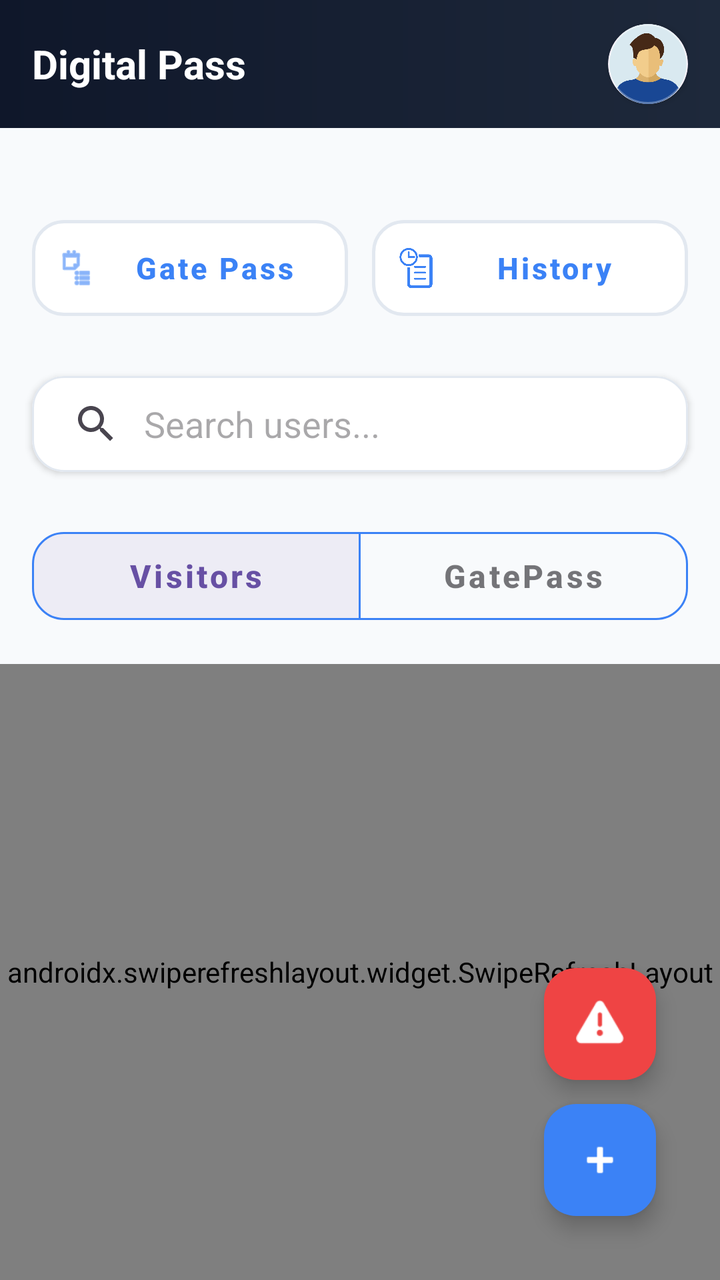
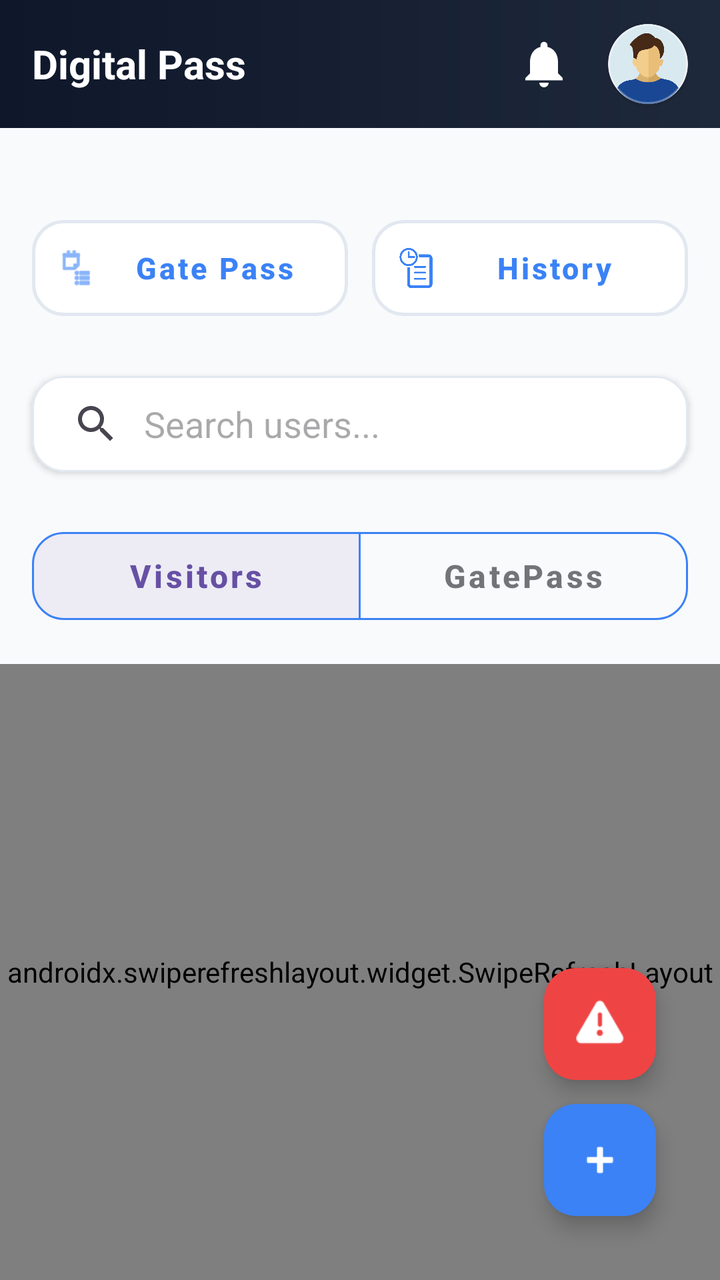

Two renders of the same Android screen: before a commit and after it. Below are the layout's source before the change and the commit's diff.
<!-- AndroidManifest.xml: application theme Theme.DigitalPass -->
<!-- res/layout/activity_security_guard.xml -->
<?xml version="1.0" encoding="utf-8"?>
<androidx.drawerlayout.widget.DrawerLayout xmlns:android="http://schemas.android.com/apk/res/android"
    xmlns:app="http://schemas.android.com/apk/res-auto"
    xmlns:tools="http://schemas.android.com/tools"
    android:id="@+id/drawerLayout"
    android:layout_width="match_parent"
    android:layout_height="match_parent"
    tools:context=".SecurityGuard">

    <androidx.coordinatorlayout.widget.CoordinatorLayout
        android:id="@+id/main"
        android:layout_width="match_parent"
        android:layout_height="match_parent"
        android:background="#F8FAFC">

        <com.google.android.material.appbar.AppBarLayout
            android:id="@+id/appBarLayout"
            android:layout_width="match_parent"
            android:layout_height="wrap_content"
            android:background="#00000000">

            <com.google.android.material.appbar.MaterialToolbar
                android:id="@+id/toolbar"
                android:layout_width="match_parent"
                android:layout_height="?attr/actionBarSize"
                android:background="@drawable/appbar_gradient_bg"
                android:theme="@style/ThemeOverlay.AppCompat.Dark.ActionBar"
                app:contentInsetStart="16dp"
                app:contentInsetEnd="16dp">

                <RelativeLayout
                    android:layout_width="match_parent"
                    android:layout_height="match_parent">

                    <TextView
                        android:id="@+id/toolbarTitle"
                        android:layout_width="wrap_content"
                        android:layout_height="wrap_content"
                        android:layout_alignParentStart="true"
                        android:layout_centerVertical="true"
                        android:text="Digital Pass"
                        android:textColor="#FFFFFF"
                        android:textSize="20sp"
                        android:textStyle="bold" />

                    <com.google.android.material.card.MaterialCardView
                        android:id="@+id/profileCard"
                        android:layout_width="40dp"
                        android:layout_height="40dp"
                        android:layout_alignParentEnd="true"
                        android:layout_centerVertical="true"
                        app:cardCornerRadius="20dp"
                        app:cardElevation="2dp"
                        app:strokeColor="#4DFFFFFF"
                        app:strokeWidth="1dp">

                        <ImageView
                            android:id="@+id/ProfileImage"
                            android:layout_width="match_parent"
                            android:layout_height="match_parent"
                            android:clickable="true"
                            android:focusable="true"
                            android:foreground="?attr/selectableItemBackground"
                            android:scaleType="centerCrop"
                            android:src="@drawable/user_icon" />
                    </com.google.android.material.card.MaterialCardView>

                </RelativeLayout>

            </com.google.android.material.appbar.MaterialToolbar>

            <LinearLayout
                android:layout_width="match_parent"
                android:layout_height="wrap_content"
                android:orientation="vertical"
                android:paddingBottom="16dp">

                <include
                    android:id="@+id/updateBanner"
                    layout="@layout/updateappview"
                    android:visibility="gone" />

                <LinearLayout
                    android:id="@+id/linearLayout"
                    android:layout_width="match_parent"
                    android:layout_height="wrap_content"
                    android:layout_marginTop="24dp"
                    android:gravity="center"
                    android:orientation="horizontal"
                    android:padding="16dp">

                    <com.google.android.material.button.MaterialButton
                        android:id="@+id/applyGatePassButton"
                        style="@style/Widget.MaterialComponents.Button.TextButton"
                        android:layout_width="0dp"
                        android:layout_height="60dp"
                        android:layout_weight="1"
                        android:backgroundTint="#FFFFFF"
                        android:padding="12dp"
                        android:text="Gate Pass"
                        android:textAllCaps="false"
                        android:textColor="#3B82F6"
                        android:textSize="15sp"
                        android:textStyle="bold"
                        app:cornerRadius="16dp"
                        app:elevation="3dp"
                        app:strokeWidth="1.5dp"
                        app:strokeColor="#E2E8F0"
                        app:rippleColor="#F1F5F9"
                        app:icon="@android:drawable/ic_menu_agenda"
                        app:iconSize="20dp"
                        app:iconTint="#3B82F6" />

                    <com.google.android.material.button.MaterialButton
                        android:id="@+id/historyButton"
                        style="@style/Widget.MaterialComponents.Button.TextButton"
                        android:layout_width="0dp"
                        android:layout_height="60dp"
                        android:layout_weight="1"
                        android:layout_marginStart="12dp"
                        android:backgroundTint="#FFFFFF"
                        android:padding="12dp"
                        android:text="History"
                        android:textAllCaps="false"
                        android:textColor="#3B82F6"
                        android:textSize="15sp"
                        android:textStyle="bold"
                        app:cornerRadius="16dp"
                        app:elevation="3dp"
                        app:strokeWidth="1.5dp"
                        app:strokeColor="#E2E8F0"
                        app:rippleColor="#F1F5F9"
                        app:icon="@drawable/historyimg"
                        app:iconSize="20dp"
                        app:iconTint="#3B82F6" />

                </LinearLayout>

                <com.google.android.material.card.MaterialCardView
                    android:layout_width="match_parent"
                    android:layout_height="wrap_content"
                    android:layout_marginStart="16dp"
                    android:layout_marginTop="8dp"
                    android:layout_marginEnd="16dp"
                    app:cardCornerRadius="16dp"
                    app:cardElevation="2dp"
                    app:strokeColor="#E2E8F0"
                    app:strokeWidth="1dp"
                    app:cardBackgroundColor="#FFFFFF">

                    <SearchView
                        android:id="@+id/search"
                        android:layout_width="match_parent"
                        android:layout_height="wrap_content"
                        android:iconifiedByDefault="false"
                        android:queryBackground="@android:color/transparent"
                        android:queryHint="Search users..." />
                </com.google.android.material.card.MaterialCardView>

                <com.google.android.material.button.MaterialButtonToggleGroup
                    android:id="@+id/toggleGroup"
                    android:layout_width="match_parent"
                    android:layout_height="wrap_content"
                    android:layout_marginStart="16dp"
                    android:layout_marginTop="24dp"
                    android:layout_marginEnd="16dp"
                    app:checkedButton="@id/visitorListButton"
                    app:selectionRequired="true"
                    app:singleSelection="true">

                    <com.google.android.material.button.MaterialButton
                        android:id="@+id/visitorListButton"
                        style="@style/Widget.MaterialComponents.Button.OutlinedButton"
                        android:layout_width="0dp"
                        android:layout_height="56dp"
                        android:layout_weight="1"
                        android:text="Visitors"
                        android:textAllCaps="false"
                        android:textSize="16sp"
                        android:textStyle="bold"
                        app:cornerRadius="16dp"
                        app:strokeColor="#3B82F6"
                        app:rippleColor="#E0F2FE" />

                    <com.google.android.material.button.MaterialButton
                        android:id="@+id/gatePassListButton"
                        style="@style/Widget.MaterialComponents.Button.OutlinedButton"
                        android:layout_width="0dp"
                        android:layout_height="56dp"
                        android:layout_weight="1"
                        android:text="GatePass"
                        android:textAllCaps="false"
                        android:textSize="16sp"
                        android:textStyle="bold"
                        app:cornerRadius="16dp"
                        app:strokeColor="#3B82F6"
                        app:rippleColor="#E0F2FE" />

                </com.google.android.material.button.MaterialButtonToggleGroup>

            </LinearLayout>
        </com.google.android.material.appbar.AppBarLayout>

        <androidx.swiperefreshlayout.widget.SwipeRefreshLayout
            android:id="@+id/swipeRefreshLayout"
            android:layout_width="match_parent"
            android:layout_height="match_parent"
            app:layout_behavior="@string/appbar_scrolling_view_behavior">

            <androidx.recyclerview.widget.RecyclerView
                android:id="@+id/recyclerView"
                android:layout_width="match_parent"
                android:layout_height="match_parent"
                android:clipToPadding="false"
                android:paddingStart="12dp"
                android:paddingEnd="12dp"
                android:paddingTop="16dp"
                android:paddingBottom="80dp"
                app:layoutManager="androidx.recyclerview.widget.LinearLayoutManager"
                tools:listitem="@layout/historyitem" />

        </androidx.swiperefreshlayout.widget.SwipeRefreshLayout>

        <com.google.android.material.floatingactionbutton.FloatingActionButton
            android:id="@+id/reportFloatingButton"
            android:layout_width="wrap_content"
            android:layout_height="wrap_content"
            android:layout_gravity="bottom|end"
            android:layout_marginEnd="32dp"
            android:layout_marginBottom="100dp"
            android:clickable="true"
            app:backgroundTint="#EF4444"
            app:elevation="6dp"
            app:srcCompat="@android:drawable/ic_dialog_alert"
            app:tint="#FFFFFF" />

        <com.google.android.material.floatingactionbutton.FloatingActionButton
            android:id="@+id/enterVisitorButton"
            android:layout_width="wrap_content"
            android:layout_height="wrap_content"
            android:layout_gravity="bottom|end"
            android:layout_margin="32dp"
            android:clickable="true"
            app:backgroundTint="#3B82F6"
            app:tint="#FFFFFF"
            app:elevation="6dp"
            app:srcCompat="@android:drawable/ic_input_add" />


        <com.example.digitalpass.CustomProgressBar
            android:id="@+id/customProgressBar"
            android:layout_width="200dp"
            android:layout_height="200dp"
            android:layout_gravity="center"
            android:visibility="gone" />



    </androidx.coordinatorlayout.widget.CoordinatorLayout>

    
    <include layout="@layout/layout_sidebar" />

</androidx.drawerlayout.widget.DrawerLayout>
<!-- res/layout/updateappview.xml (included above) -->
<?xml version="1.0" encoding="utf-8"?>
<com.google.android.material.card.MaterialCardView xmlns:android="http://schemas.android.com/apk/res/android"
    xmlns:app="http://schemas.android.com/apk/res-auto"
    android:layout_width="match_parent"
    android:layout_height="wrap_content"
    app:cardBackgroundColor="#F1F5F9"
    app:cardCornerRadius="0dp"
    app:cardElevation="2dp"
    app:strokeWidth="0dp">

    <androidx.constraintlayout.widget.ConstraintLayout
        android:layout_width="match_parent"
        android:layout_height="wrap_content"
        android:paddingVertical="12dp"
        android:paddingHorizontal="16dp">

        
        <View
            android:id="@+id/accentLine"
            android:layout_width="4dp"
            android:layout_height="0dp"
            android:background="#052E92"
            app:layout_constraintBottom_toBottomOf="parent"
            app:layout_constraintStart_toStartOf="parent"
            app:layout_constraintTop_toTopOf="parent" />

        <ImageView
            android:id="@+id/updateIcon"
            android:layout_width="22dp"
            android:layout_height="22dp"
            android:layout_marginStart="12dp"
            android:src="@android:drawable/stat_sys_download"
            app:layout_constraintBottom_toBottomOf="parent"
            app:layout_constraintStart_toEndOf="@id/accentLine"
            app:layout_constraintTop_toTopOf="parent"
            app:tint="#052E92" />

        <TextView
            android:id="@+id/textView"
            android:layout_width="0dp"
            android:layout_height="wrap_content"
            android:layout_marginStart="12dp"
            android:layout_marginEnd="8dp"
            android:text="New Update Available"
            android:textColor="#1E293B"
            android:textSize="14sp"
            android:textStyle="bold"
            app:layout_constraintEnd_toStartOf="@id/updateAppButton"
            app:layout_constraintStart_toEndOf="@id/updateIcon"
            app:layout_constraintTop_toTopOf="parent" />

        <TextView
            android:id="@+id/updateDescription"
            android:layout_width="0dp"
            android:layout_height="wrap_content"
            android:text="A new version of Digital Pass is ready."
            android:textColor="#64748B"
            android:textSize="12sp"
            app:layout_constraintBottom_toBottomOf="parent"
            app:layout_constraintEnd_toStartOf="@id/updateAppButton"
            app:layout_constraintStart_toStartOf="@id/textView"
            app:layout_constraintTop_toBottomOf="@id/textView" />

        <com.google.android.material.button.MaterialButton
            android:id="@+id/updateAppButton"
            style="@style/Widget.MaterialComponents.Button.UnelevatedButton"
            android:layout_width="wrap_content"
            android:layout_height="34dp"
            android:backgroundTint="#052E92"
            android:insetTop="0dp"
            android:insetBottom="0dp"
            android:minHeight="0dp"
            android:paddingHorizontal="12dp"
            android:text="Update"
            android:textAllCaps="false"
            android:textColor="#FFFFFF"
            android:textSize="12sp"
            android:textStyle="bold"
            app:cornerRadius="8dp"
            app:layout_constraintBottom_toBottomOf="parent"
            app:layout_constraintEnd_toStartOf="@id/laterButton"
            app:layout_constraintTop_toTopOf="parent" />

        <ImageView
            android:id="@+id/laterButton"
            android:layout_width="28dp"
            android:layout_height="28dp"
            android:layout_marginStart="4dp"
            android:padding="6dp"
            android:src="@android:drawable/ic_menu_close_clear_cancel"
            app:layout_constraintBottom_toBottomOf="parent"
            app:layout_constraintEnd_toEndOf="parent"
            app:layout_constraintTop_toTopOf="parent"
            app:tint="#94A3B8" />

    </androidx.constraintlayout.widget.ConstraintLayout>
</com.google.android.material.card.MaterialCardView>
<!-- res/layout/historyitem.xml (included above) -->
<?xml version="1.0" encoding="utf-8"?>
<com.google.android.material.card.MaterialCardView xmlns:android="http://schemas.android.com/apk/res/android"
    xmlns:app="http://schemas.android.com/apk/res-auto"
    xmlns:tools="http://schemas.android.com/tools"
    android:id="@+id/historyItemCompleteLayout"
    android:layout_width="match_parent"
    android:layout_height="wrap_content"
    android:layout_marginHorizontal="16dp"
    android:layout_marginVertical="6dp"
    android:clickable="true"
    android:focusable="true"
    android:visibility="visible"
    app:cardCornerRadius="12dp"
    app:cardElevation="1dp"
    app:strokeWidth="0dp">

    <androidx.constraintlayout.widget.ConstraintLayout
        android:layout_width="match_parent"
        android:layout_height="wrap_content"
        android:padding="12dp">

        <com.google.android.material.imageview.ShapeableImageView
            android:id="@+id/memberImage"
            android:layout_width="56dp"
            android:layout_height="56dp"
            android:scaleType="centerCrop"
            android:src="@drawable/user_icon"
            app:layout_constraintBottom_toBottomOf="parent"
            app:layout_constraintStart_toStartOf="parent"
            app:layout_constraintTop_toTopOf="parent"
            app:shapeAppearanceOverlay="@style/CircleImageView" />

        <TextView
            android:id="@+id/memberName"
            android:layout_width="0dp"
            android:layout_height="wrap_content"
            android:layout_marginStart="16dp"
            android:ellipsize="end"
            android:maxLines="1"
            android:text="Member Name"
            android:textAppearance="@style/TextAppearance.Material3.TitleMedium"
            android:textColor="#2D3436"
            app:layout_constraintEnd_toEndOf="parent"
            app:layout_constraintStart_toEndOf="@id/memberImage"
            app:layout_constraintTop_toTopOf="@id/memberImage"
            app:layout_constraintVertical_chainStyle="packed" />

        <TextView
            android:id="@+id/memberRole"
            android:layout_width="0dp"
            android:layout_height="wrap_content"
            android:layout_marginTop="2dp"
            android:text="Member Role"
            android:textAppearance="@style/TextAppearance.Material3.BodyMedium"
            android:textColor="#636E72"
            app:layout_constraintEnd_toEndOf="parent"
            app:layout_constraintStart_toStartOf="@id/memberName"
            app:layout_constraintTop_toBottomOf="@id/memberName" />

        <TextView
            android:id="@+id/applyDateTime"
            android:layout_width="0dp"
            android:layout_height="wrap_content"
            android:text="Date time"
            android:textAppearance="@style/TextAppearance.Material3.BodyMedium"
            android:textColor="#636E72"
            android:visibility="gone"
            app:layout_constraintEnd_toEndOf="parent"
            app:layout_constraintStart_toStartOf="@id/memberName"
            app:layout_constraintTop_toBottomOf="@+id/memberRole" />

    </androidx.constraintlayout.widget.ConstraintLayout>

</com.google.android.material.card.MaterialCardView>
<!-- res/layout/layout_sidebar.xml (included above) -->
<?xml version="1.0" encoding="utf-8"?>
<com.google.android.material.navigation.NavigationView
    xmlns:android="http://schemas.android.com/apk/res/android"
    xmlns:app="http://schemas.android.com/apk/res-auto"
    android:id="@+id/navigationView"
    android:layout_width="wrap_content"
    android:layout_height="match_parent"
    android:layout_gravity="end"
    android:background="#FFFFFF">

    <ScrollView
        android:layout_height="match_parent"
        android:layout_width="match_parent"
        android:layout_gravity="center">
    <RelativeLayout
        android:layout_width="match_parent"
        android:layout_height="match_parent">

        <LinearLayout
            android:layout_width="match_parent"
            android:layout_height="wrap_content"
            android:orientation="vertical"
            android:padding="24dp"
            android:layout_alignParentTop="true">

            <FrameLayout
                android:layout_width="wrap_content"
                android:layout_height="wrap_content"
                android:layout_gravity="center">

                <com.google.android.material.card.MaterialCardView
                    android:layout_width="wrap_content"
                    android:layout_height="wrap_content"
                    app:cardCornerRadius="60dp"
                    app:cardElevation="4dp"
                    app:strokeColor="#052E92"
                    app:strokeWidth="2dp">

                    <ImageView
                        android:id="@+id/navProfileImage"
                        android:layout_width="120dp"
                        android:layout_height="120dp"
                        android:scaleType="centerCrop"
                        android:src="@drawable/user_icon" />
                </com.google.android.material.card.MaterialCardView>

                
                <com.google.android.material.card.MaterialCardView
                    android:id="@+id/editProfilePicLogo"
                    android:layout_width="36dp"
                    android:layout_height="36dp"
                    android:layout_gravity="bottom|end"
                    android:layout_margin="4dp"
                    app:cardCornerRadius="18dp"
                    app:cardElevation="6dp"
                    app:cardBackgroundColor="#052E92">

                    <ImageView
                        android:id="@+id/editProfilePictureLogo"
                        android:layout_width="match_parent"
                        android:layout_height="match_parent"
                        android:padding="8dp"
                        android:src="@android:drawable/ic_menu_camera"
                        app:tint="#FFFFFF" />
                </com.google.android.material.card.MaterialCardView>
            </FrameLayout>

            
            <TextView
                android:id="@+id/profileName"
                android:layout_width="match_parent" android:layout_height="wrap_content"
                android:layout_marginTop="20dp"
                android:gravity="center"
                android:text="Full Name"
                android:textColor="#1A1A1A"
                android:textSize="22sp"
                android:fontFamily="sans-serif-medium" />

            
            <LinearLayout
                android:layout_width="match_parent"
                android:layout_height="wrap_content"
                android:layout_marginTop="24dp"
                android:orientation="vertical">

                
                
                <LinearLayout style="@style/SidebarInfoRow">

                    <ImageView
                        style="@style/SidebarIcon"
                        android:src="@android:drawable/ic_menu_myplaces" />

                    <LinearLayout style="@style/SidebarTextStack">

                        <TextView
                            style="@style/SidebarLabel"
                            android:text="Role" />

                        <TextView
                            android:id="@+id/profileRole"
                            style="@style/SidebarValue"
                            android:text="Student" />
                    </LinearLayout>
                </LinearLayout>

                <LinearLayout style="@style/SidebarInfoRow">

                    <ImageView
                        style="@style/SidebarIcon"
                        android:src="@android:drawable/ic_dialog_email" />

                    <LinearLayout style="@style/SidebarTextStack">

                        <TextView
                            style="@style/SidebarLabel"
                            android:text="Email Address" />

                        <TextView
                            android:id="@+id/profileEmail"
                            style="@style/SidebarValue"
                            android:text="email@example.com" />
                    </LinearLayout>
                </LinearLayout>

                <LinearLayout style="@style/SidebarInfoRow">

                    <ImageView
                        style="@style/SidebarIcon"
                        android:src="@android:drawable/stat_sys_phone_call" />

                    <LinearLayout style="@style/SidebarTextStack">

                        <TextView
                            style="@style/SidebarLabel"
                            android:text="Phone Number" />

                        <TextView
                            android:id="@+id/profilePhone"
                            style="@style/SidebarValue"
                            android:text="+91 9876543210" />
                    </LinearLayout>
                </LinearLayout>

                <LinearLayout style="@style/SidebarInfoRow">

                    <ImageView
                        style="@style/SidebarIcon"
                        android:src="@android:drawable/ic_menu_directions" />

                    <LinearLayout style="@style/SidebarTextStack">

                        <TextView
                            style="@style/SidebarLabel"
                            android:text="Campus &amp; Department" />

                        <TextView
                            android:id="@+id/profileCampus"
                            style="@style/SidebarValue"
                            android:text="Main Campus" />

                        <TextView
                            android:id="@+id/profileDepartment"
                            style="@style/SidebarValue"
                            android:text="Computer Science"
                            android:textSize="13sp" />
                    </LinearLayout>
                </LinearLayout>

                <LinearLayout style="@style/SidebarInfoRow">

                    <ImageView
                        style="@style/SidebarIcon"
                        android:src="@android:drawable/ic_menu_today" />

                    <LinearLayout style="@style/SidebarTextStack">

                        <TextView
                            style="@style/SidebarLabel"
                            android:text="Batch" />

                        <TextView
                            android:id="@+id/profileBatch"
                            style="@style/SidebarValue"
                            android:text="2021-2025" />
                    </LinearLayout>
                </LinearLayout>


                
                <LinearLayout
                    android:id="@+id/studentLayout"
                    android:layout_width="match_parent"
                    android:layout_height="wrap_content"
                    android:orientation="vertical"
                    android:visibility="gone">

                    <View style="@style/SidebarDivider" />

                    
                    <LinearLayout style="@style/SidebarInfoRow">

                        <ImageView
                            style="@style/SidebarIcon"
                            android:src="@android:drawable/ic_menu_info_details" />

                        <LinearLayout style="@style/SidebarTextStack">

                            <TextView
                                style="@style/SidebarLabel"
                                android:text="Student UID" />

                            <TextView
                                android:id="@+id/studentUid"
                                style="@style/SidebarValue"
                                android:text="21BCS101" />
                        </LinearLayout>
                    </LinearLayout>


                    
                    <LinearLayout style="@style/SidebarInfoRow">

                        <ImageView
                            style="@style/SidebarIcon"
                            android:src="@android:drawable/ic_menu_agenda" />

                        <LinearLayout style="@style/SidebarTextStack">

                            <TextView
                                style="@style/SidebarLabel"
                                android:text="Guardian Details" />

                            <TextView
                                android:id="@+id/fatherName"
                                style="@style/SidebarValue"
                                android:text="Father Name" />

                            <TextView
                                android:id="@+id/fatherPhone"
                                style="@style/SidebarValue"
                                android:text="Guardian Phone"
                                android:textSize="13sp" />
                        </LinearLayout>
                    </LinearLayout>
                </LinearLayout>

            </LinearLayout>

            <View
                android:layout_width="match_parent"
                android:layout_height="1dp"
                android:layout_marginTop="32dp"
                android:layout_marginBottom="25dp"
                android:background="#EEEEEE" />
        </LinearLayout>

        <com.google.android.material.button.MaterialButton
            android:id="@+id/logoutButton"
            style="@style/Widget.MaterialComponents.Button.TextButton"
            android:layout_width="match_parent"
            android:layout_height="wrap_content"
            android:layout_alignParentBottom="true"
            android:layout_margin="24dp"
            android:text="Logout"
            android:textAllCaps="false"
            android:textColor="#D32F2F"
            app:icon="@android:drawable/ic_lock_power_off"
            app:iconTint="#D32F2F" />
    </RelativeLayout>
    </ScrollView>
</com.google.android.material.navigation.NavigationView>
<!-- resources referenced by this layout -->
<resources>
  <!-- drawable appbar_gradient_bg (drawable) -->
  <?xml version="1.0" encoding="utf-8"?>
  <shape xmlns:android="http://schemas.android.com/apk/res/android"
      android:shape="rectangle">
      <gradient
          android:startColor="#0F172A"
          android:endColor="#1E293B"
          android:angle="0"
          android:type="linear" />
  </shape>
  <!-- drawable historyimg: png bitmap (drawable, 12372 bytes) -->
  <!-- drawable user_icon: png bitmap (drawable, 5769 bytes) -->
  <style name="CircleImageView">
          <item name="cornerSize">50%</item>
      </style>
  <style name="SidebarDivider">
          <item name="android:layout_width">match_parent</item>
          <item name="android:layout_height">1dp</item>
          <item name="android:background">#EEEEEE</item>
          <item name="android:layout_marginVertical">12dp</item>
      </style>
  <style name="SidebarIcon">
          <item name="android:layout_width">22dp</item>
          <item name="android:layout_height">22dp</item>
          <item name="android:layout_marginEnd">16dp</item>
          <item name="tint">#052E92</item> 
      </style>
  <style name="SidebarInfoRow">
          <item name="android:layout_width">match_parent</item>
          <item name="android:layout_height">wrap_content</item>
          <item name="android:orientation">horizontal</item>
          <item name="android:paddingVertical">10dp</item>
          <item name="android:gravity">center_vertical</item>
      </style>
  <style name="SidebarLabel">
          <item name="android:layout_width">wrap_content</item>
          <item name="android:layout_height">wrap_content</item>
          <item name="android:textColor">#757575</item>
          <item name="android:textSize">12sp</item>
          <item name="android:textAllCaps">true</item>
      </style>
  <style name="SidebarTextStack">
          <item name="android:layout_width">match_parent</item>
          <item name="android:layout_height">wrap_content</item>
          <item name="android:orientation">vertical</item>
      </style>
  <style name="SidebarValue">
          <item name="android:layout_width">wrap_content</item>
          <item name="android:layout_height">wrap_content</item>
          <item name="android:textColor">#212121</item>
          <item name="android:textSize">15sp</item>
      </style>
  <style name="Theme.DigitalPass" parent="Base.Theme.DigitalPass" />
  <style name="Base.Theme.DigitalPass" parent="Theme.Material3.Light.NoActionBar">
          
          
      </style>
</resources>

<!-- the commit's change to res/layout/activity_security_guard.xml (unified diff, before → after) -->
@@ -42,6 +42,36 @@
                         android:textColor="#FFFFFF"
                         android:textSize="20sp"
                         android:textStyle="bold" />
+
+                    <FrameLayout
+                        android:id="@+id/bellContainer"
+                        android:layout_width="32dp"
+                        android:layout_height="32dp"
+                        android:layout_toStartOf="@id/profileCard"
+                        android:layout_centerVertical="true"
+                        android:layout_marginEnd="16dp"
+                        android:clickable="true"
+                        android:focusable="true"
+                        android:foreground="?attr/selectableItemBackgroundBorderless">
+
+                        <ImageView
+                            android:id="@+id/notificationBell"
+                            android:layout_width="28dp"
+                            android:layout_height="28dp"
+                            android:layout_gravity="center"
+                            android:src="@drawable/ic_bell"
+                            app:tint="#FFFFFF" />
+
+                        <View
+                            android:id="@+id/notificationBadge"
+                            android:layout_width="10dp"
+                            android:layout_height="10dp"
+                            android:layout_gravity="top|end"
+                            android:layout_marginTop="2dp"
+                            android:layout_marginEnd="2dp"
+                            android:background="@drawable/bg_red_dot"
+                            android:visibility="gone" />
+                    </FrameLayout>
 
                     <com.google.android.material.card.MaterialCardView
                         android:id="@+id/profileCard"
<!-- resource entries referenced after the edit -->
@@ -10,7 +10,23 @@
           android:angle="0"
           android:type="linear" />
   </shape>
+  <!-- drawable bg_red_dot (drawable) -->
+  <?xml version="1.0" encoding="utf-8"?>
+  <shape xmlns:android="http://schemas.android.com/apk/res/android"
+      android:shape="oval">
+      <solid android:color="#EF4444" />
+  </shape>
   <!-- drawable historyimg: png bitmap (drawable, 12372 bytes) -->
+  <!-- drawable ic_bell (drawable) -->
+  <vector xmlns:android="http://schemas.android.com/apk/res/android"
+      android:width="24dp"
+      android:height="24dp"
+      android:viewportWidth="24"
+      android:viewportHeight="24">
+    <path
+        android:fillColor="#FFFFFF"
+        android:pathData="M12,22c1.1,0 2,-0.9 2,-2h-4c0,1.1 0.9,2 2,2zM18,16v-5c0,-3.07 -1.63,-5.64 -4.5,-6.32L13.5,4c0,-0.83 -0.67,-1.5 -1.5,-1.5s-1.5,0.67 -1.5,1.5v0.68C7.64,5.36 6,7.92 6,11v5l-2,2v1h16v-1l-2,-2z"/>
+  </vector>
   <!-- drawable user_icon: png bitmap (drawable, 5769 bytes) -->
   <style name="CircleImageView">
           <item name="cornerSize">50%</item>
